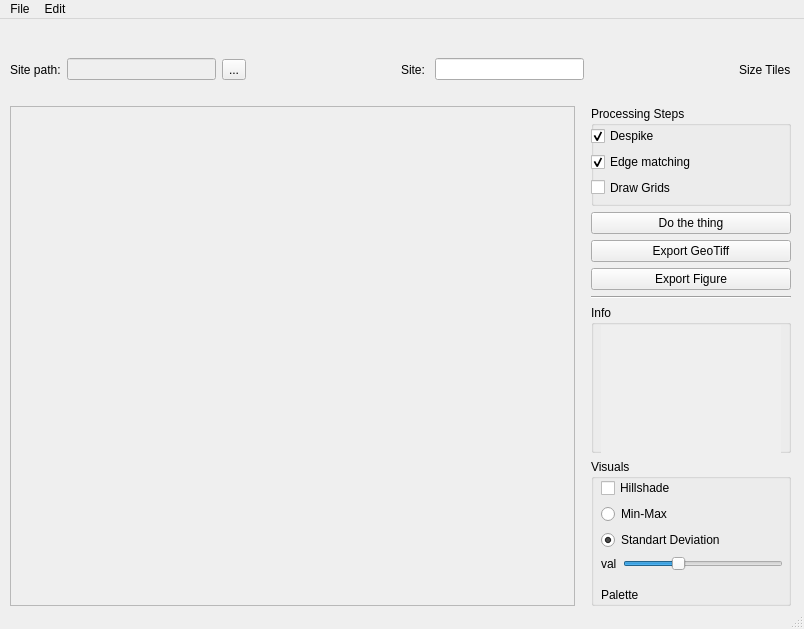
First picture: the form in mainwindow.ui, repository arthurHamel/GeoUI, before the edit.
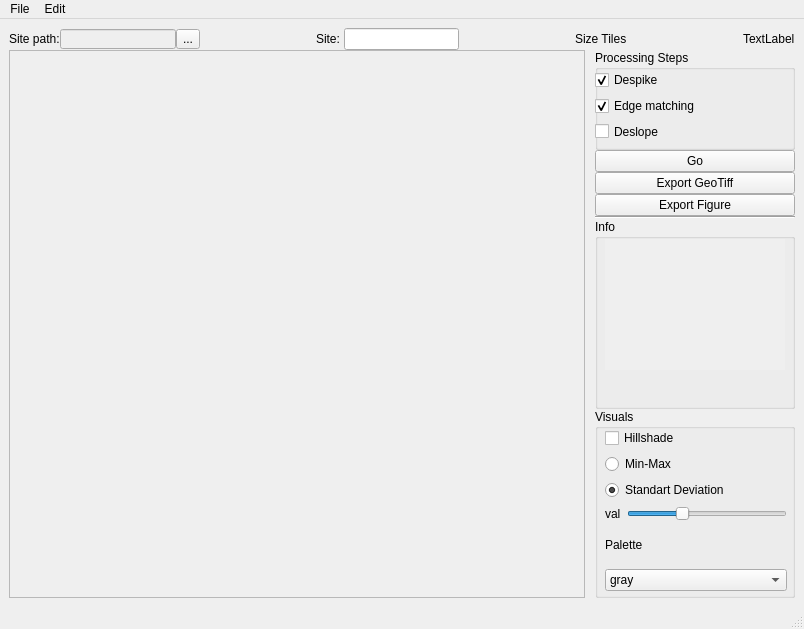
Second picture: the form after the edit.

```diff
--- a/mainwindow.ui
+++ b/mainwindow.ui
@@ -14,20 +14,46 @@
    <string>MainWindow</string>
   </property>
   <widget class="QWidget" name="centralwidget">
-   <widget class="QWidget" name="verticalLayoutWidget">
-    <property name="geometry">
-     <rect>
-      <x>10</x>
-      <y>20</y>
-      <width>781</width>
-      <height>567</height>
-     </rect>
-    </property>
-    <layout class="QVBoxLayout" name="verticalLayout">
-     <item>
+   <property name="sizePolicy">
+    <sizepolicy hsizetype="Maximum" vsizetype="Maximum">
+     <horstretch>2</horstretch>
+     <verstretch>2</verstretch>
+    </sizepolicy>
+   </property>
+   <layout class="QGridLayout" name="gridLayout_3">
+    <item row="0" column="0">
+     <layout class="QGridLayout" name="gridLayout">
+      <property name="sizeConstraint">
+       <enum>QLayout::SetNoConstraint</enum>
+      </property>
+      <property name="verticalSpacing">
+       <number>0</number>
+      </property>
+      <item row="0" column="0">
       <layout class="QHBoxLayout" name="horizontalLayout">
+        <property name="spacing">
+         <number>0</number>
+        </property>
+        <property name="sizeConstraint">
+         <enum>QLayout::SetMaximumSize</enum>
+        </property>
+        <property name="bottomMargin">
+         <number>0</number>
+        </property>
        <item>
         <widget class="QLabel" name="label">
+          <property name="sizePolicy">
+           <sizepolicy hsizetype="Preferred" vsizetype="Maximum">
+            <horstretch>0</horstretch>
+            <verstretch>0</verstretch>
+           </sizepolicy>
+          </property>
+          <property name="maximumSize">
+           <size>
+            <width>16777215</width>
+            <height>20</height>
+           </size>
+          </property>
          <property name="text">
           <string>Site path:</string>
          </property>
@@ -38,10 +64,34 @@
          <property name="enabled">
           <bool>false</bool>
          </property>
+          <property name="sizePolicy">
+           <sizepolicy hsizetype="Expanding" vsizetype="Maximum">
+            <horstretch>0</horstretch>
+            <verstretch>0</verstretch>
+           </sizepolicy>
+          </property>
+          <property name="maximumSize">
+           <size>
+            <width>16777215</width>
+            <height>20</height>
+           </size>
+          </property>
         </widget>
        </item>
        <item>
         <widget class="QToolButton" name="dirSelect_main">
+          <property name="sizePolicy">
+           <sizepolicy hsizetype="Fixed" vsizetype="Maximum">
+            <horstretch>0</horstretch>
+            <verstretch>0</verstretch>
+           </sizepolicy>
+          </property>
+          <property name="maximumSize">
+           <size>
+            <width>16777215</width>
+            <height>20</height>
+           </size>
+          </property>
          <property name="text">
           <string>...</string>
          </property>
@@ -62,6 +112,18 @@
        </item>
        <item>
         <widget class="QLabel" name="site">
+          <property name="sizePolicy">
+           <sizepolicy hsizetype="Preferred" vsizetype="Maximum">
+            <horstretch>0</horstretch>
+            <verstretch>0</verstretch>
+           </sizepolicy>
+          </property>
+          <property name="maximumSize">
+           <size>
+            <width>16777215</width>
+            <height>20</height>
+           </size>
+          </property>
          <property name="text">
           <string>Site: </string>
          </property>
@@ -85,14 +147,58 @@
        </item>
        <item>
         <widget class="QLabel" name="sizeTiles_lbl">
+          <property name="sizePolicy">
+           <sizepolicy hsizetype="Preferred" vsizetype="Maximum">
+            <horstretch>0</horstretch>
+            <verstretch>0</verstretch>
+           </sizepolicy>
+          </property>
+          <property name="maximumSize">
+           <size>
+            <width>16777215</width>
+            <height>20</height>
+           </size>
+          </property>
          <property name="text">
           <string>Size Tiles</string>
          </property>
         </widget>
        </item>
-      </layout>
-     </item>
-     <item>
+        <item>
+         <spacer name="horizontalSpacer_3">
+          <property name="orientation">
+           <enum>Qt::Horizontal</enum>
+          </property>
+          <property name="sizeHint" stdset="0">
+           <size>
+            <width>40</width>
+            <height>20</height>
+           </size>
+          </property>
+         </spacer>
+        </item>
+        <item>
+         <widget class="QLabel" name="epsg_txt">
+          <property name="sizePolicy">
+           <sizepolicy hsizetype="Preferred" vsizetype="Maximum">
+            <horstretch>0</horstretch>
+            <verstretch>0</verstretch>
+           </sizepolicy>
+          </property>
+          <property name="maximumSize">
+           <size>
+            <width>16777215</width>
+            <height>20</height>
+           </size>
+          </property>
+          <property name="text">
+           <string>TextLabel</string>
+          </property>
+         </widget>
+        </item>
+       </layout>
+      </item>
+      <item row="1" column="0">
       <layout class="QHBoxLayout" name="horizontalLayout_2">
        <item>
         <widget class="QFrame" name="frame">
@@ -108,17 +214,15 @@
          <property name="frameShadow">
           <enum>QFrame::Raised</enum>
          </property>
-         <widget class="QWidget" name="verticalLayoutWidget_4">
-          <property name="geometry">
-           <rect>
-            <x>0</x>
-            <y>-1</y>
-            <width>511</width>
-            <height>501</height>
-           </rect>
-          </property>
-          <layout class="QVBoxLayout" name="canvasLayout"/>
-         </widget>
+          <layout class="QGridLayout" name="gridLayout_2">
+           <item row="0" column="0">
+            <layout class="QVBoxLayout" name="canvasLayout">
+             <property name="sizeConstraint">
+              <enum>QLayout::SetNoConstraint</enum>
+             </property>
+            </layout>
+           </item>
+          </layout>
         </widget>
        </item>
        <item>
@@ -182,7 +286,7 @@
              <item>
               <widget class="QCheckBox" name="checkBox_3">
                <property name="text">
-                <string>Draw Grids</string>
+                 <string>Deslope</string>
                </property>
               </widget>
              </item>
@@ -193,7 +297,7 @@
          <item>
           <widget class="QPushButton" name="process_main">
            <property name="text">
-            <string>Do the thing</string>
+             <string>Go</string>
            </property>
           </widget>
          </item>
@@ -357,8 +461,24 @@
               </widget>
              </item>
              <item>
-              <widget class="QComboBox" name="vis_palette"/>
-             </item>
+               <widget class="QComboBox" name="vis_palette">
+                <item>
+                 <property name="text">
+                  <string>gray</string>
+                 </property>
+                </item>
+                <item>
+                 <property name="text">
+                  <string>Greys</string>
+                 </property>
+                </item>
+                <item>
+                 <property name="text">
+                  <string>hot</string>
+                 </property>
+                </item>
+               </widget>
+              </item>
             </layout>
            </widget>
           </widget>
@@ -368,7 +488,8 @@
       </layout>
      </item>
     </layout>
-   </widget>
+    </item>
+   </layout>
   </widget>
   <widget class="QMenuBar" name="menubar">
    <property name="geometry">
```
Left out of the diff: 8 changed lines with no effect on the pictures. Lines whose indentation alone changed are shown as unchanged.
